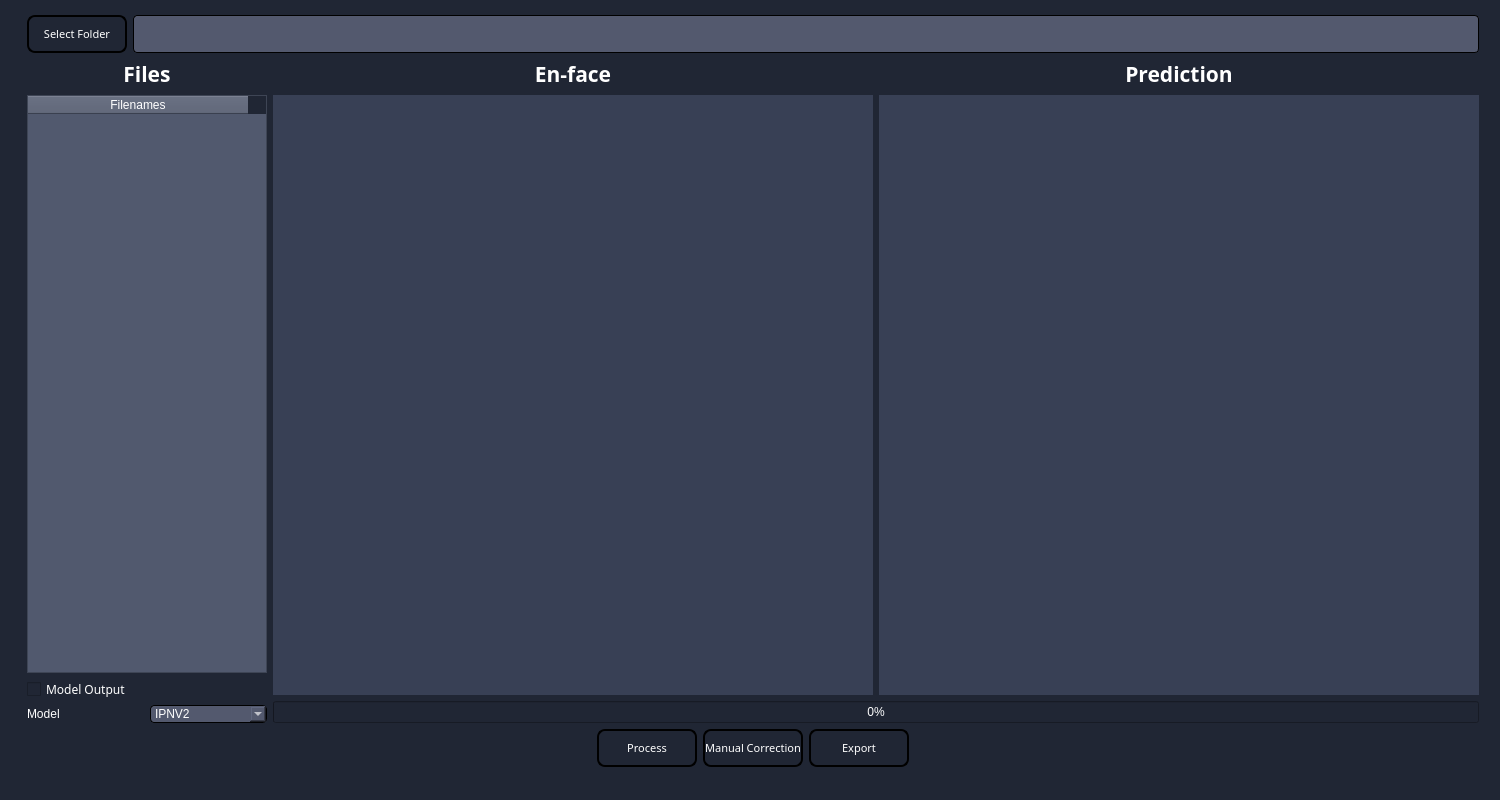
Above: QT_main.ui from KevinPan2021/Vascular-Segmentation before the change. Below: the same form after it.
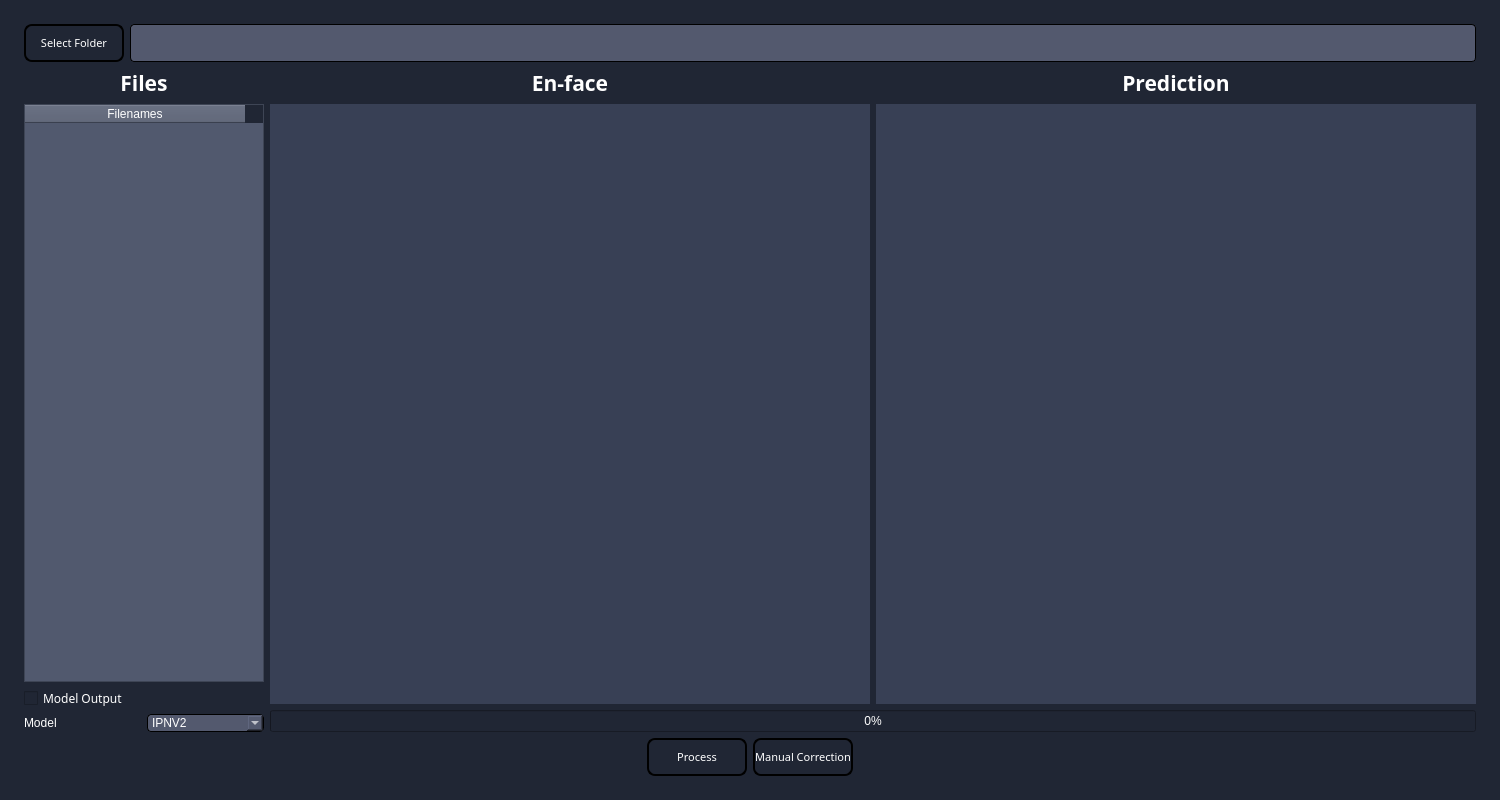
That is the form after the change. Icons and pictures are not drawn.

```diff
--- a/QT_main.ui
+++ b/QT_main.ui
@@ -54,46 +54,7 @@
     <string notr="true">background-color:rgb(32, 38, 52);</string>
    </property>
    <layout class="QGridLayout" name="gridLayout">
-    <item row="0" column="0" rowspan="2">
-     <spacer name="horizontalSpacer_2">
-      <property name="orientation">
-       <enum>Qt::Horizontal</enum>
-      </property>
-      <property name="sizeHint" stdset="0">
-       <size>
-        <width>40</width>
-        <height>20</height>
-       </size>
-      </property>
-     </spacer>
-    </item>
-    <item row="0" column="1" rowspan="2" colspan="2">
-     <spacer name="verticalSpacer">
-      <property name="orientation">
-       <enum>Qt::Vertical</enum>
-      </property>
-      <property name="sizeHint" stdset="0">
-       <size>
-        <width>20</width>
-        <height>40</height>
-       </size>
-      </property>
-     </spacer>
-    </item>
-    <item row="0" column="3" rowspan="2">
-     <spacer name="horizontalSpacer_3">
-      <property name="orientation">
-       <enum>Qt::Horizontal</enum>
-      </property>
-      <property name="sizeHint" stdset="0">
-       <size>
-        <width>40</width>
-        <height>20</height>
-       </size>
-      </property>
-     </spacer>
-    </item>
-    <item row="1" column="2">
+    <item row="1" column="1">
      <layout class="QVBoxLayout" name="verticalLayout_5">
       <item>
        <layout class="QHBoxLayout" name="horizontalLayout_63">
@@ -248,6 +209,11 @@
               <height>16777215</height>
              </size>
             </property>
+            <property name="font">
+             <font>
+              <pointsize>6</pointsize>
+             </font>
+            </property>
             <property name="autoFillBackground">
              <bool>true</bool>
             </property>
@@ -756,79 +722,6 @@
           </property>
          </widget>
         </item>
-        <item>
-         <widget class="QToolButton" name="button_export">
-          <property name="minimumSize">
-           <size>
-            <width>100</width>
-            <height>38</height>
-           </size>
-          </property>
-          <property name="maximumSize">
-           <size>
-            <width>100</width>
-            <height>38</height>
-           </size>
-          </property>
-          <property name="font">
-           <font>
-            <family>微软雅黑</family>
-            <pointsize>8</pointsize>
-           </font>
-          </property>
-          <property name="toolTipDuration">
-           <number>-1</number>
-          </property>
-          <property name="styleSheet">
-           <string notr="true">QToolButton {
-	color:white; 
-	background:qlineargradient(spread:pad, x1:0, y1:1, x2:0, y2:0, 		stop:0 rgba(32, 38, 52, 255), 
-		stop:1 rgba(91, 99, 120, 255));
-	border: 2px solid black;
-	border-radius: 8px;
-}
-
-QToolButton:checked {
-	color:white; 
-	background-color: rgba(121, 129, 150, 255);
-	border: 2px solid black;
-	border-radius: 8px;
-	padding: 0;
-}
-
-QToolButton:disabled {
-	color:gray; 
-	background-color: rgba(32, 38, 52, 255);
-	border: 2px solid black;
-	border-radius: 8px;
-	padding: 0;
-}</string>
-          </property>
-          <property name="text">
-           <string>Export</string>
-          </property>
-          <property name="icon">
-           <iconset>
-            <normaloff>../../../pyoct/OCTA_PS_v1.0/code/icons/start.png</normaloff>
-            <normalon>../../../pyoct/OCTA_PS_v1.0/code/icons/stop.png</normalon>../../../pyoct/OCTA_PS_v1.0/code/icons/start.png</iconset>
-          </property>
-          <property name="iconSize">
-           <size>
-            <width>18</width>
-            <height>18</height>
-           </size>
-          </property>
-          <property name="checkable">
-           <bool>false</bool>
-          </property>
-          <property name="checked">
-           <bool>false</bool>
-          </property>
-          <property name="toolButtonStyle">
-           <enum>Qt::ToolButtonTextUnderIcon</enum>
-          </property>
-         </widget>
-        </item>
         <item>
          <spacer name="horizontalSpacer_21">
           <property name="orientation">
@@ -846,8 +739,8 @@
       </item>
      </layout>
     </item>
-    <item row="2" column="1" colspan="2">
-     <spacer name="verticalSpacer_2">
+    <item row="3" column="1">
+     <spacer name="verticalSpacer_4">
       <property name="orientation">
        <enum>Qt::Vertical</enum>
       </property>
@@ -859,6 +752,45 @@
       </property>
      </spacer>
     </item>
+    <item row="0" column="1">
+     <spacer name="verticalSpacer_3">
+      <property name="orientation">
+       <enum>Qt::Vertical</enum>
+      </property>
+      <property name="sizeHint" stdset="0">
+       <size>
+        <width>20</width>
+        <height>40</height>
+       </size>
+      </property>
+     </spacer>
+    </item>
+    <item row="1" column="0">
+     <spacer name="horizontalSpacer_2">
+      <property name="orientation">
+       <enum>Qt::Horizontal</enum>
+      </property>
+      <property name="sizeHint" stdset="0">
+       <size>
+        <width>40</width>
+        <height>20</height>
+       </size>
+      </property>
+     </spacer>
+    </item>
+    <item row="0" column="2" rowspan="3">
+     <spacer name="horizontalSpacer_3">
+      <property name="orientation">
+       <enum>Qt::Horizontal</enum>
+      </property>
+      <property name="sizeHint" stdset="0">
+       <size>
+        <width>40</width>
+        <height>20</height>
+       </size>
+      </property>
+     </spacer>
+    </item>
    </layout>
   </widget>
  </widget>
```
